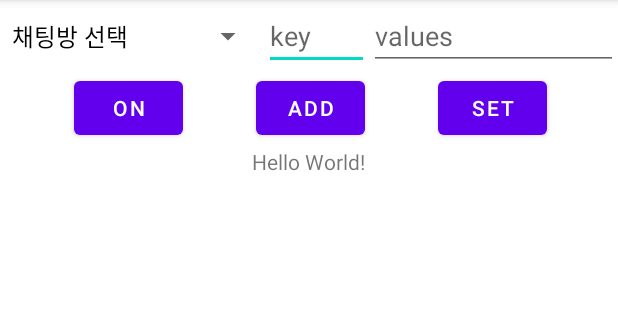
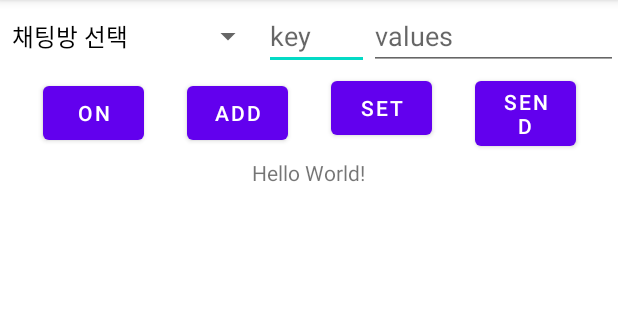
Before and after one commit to tmdduq/notifyreply, an Android app: the screen it shows after launch (MainActivity), on a phone screen of 412 x 824 dp, the part 84-404 px from its top. Run offline under Robolectric (Android 15) with nearby library versions, the phone set to English and light mode, and no system bars.

Commit message:
add Upbit

```diff
--- a/app/src/main/java/com/osy/notifyreply/KeywordMap.java
+++ b/app/src/main/java/com/osy/notifyreply/KeywordMap.java
@@ -1,5 +1,7 @@
 package com.osy.notifyreply;
 
+import android.app.Notification;
+import android.content.Context;
 import android.util.Log;
 import java.util.ArrayList;
 import java.util.HashMap;
@@ -14,6 +16,7 @@ public class KeywordMap<K extends String,V extends String> {
         ArrayList<K> keyList = new ArrayList<K>();
         ArrayList<ArrayList<V>> valuesList = new ArrayList< ArrayList<V> >();
     }
+
 
     KeywordMap put(String room, K key, V values){
         Room curRoom = map.get(room);
--- a/app/src/main/java/com/osy/notifyreply/NotifiService.java
+++ b/app/src/main/java/com/osy/notifyreply/NotifiService.java
@@ -14,6 +14,7 @@ import android.service.notification.StatusBarNotification;
 import android.util.Log;
 
 import com.osy.callapi.ApiKMA;
+import com.osy.utility.LastTalk;
 
 import java.util.Calendar;
 import java.util.Date;
@@ -46,7 +47,6 @@ public class NotifiService extends NotificationListenerService {
 
         for(Notification.Action act : wearableAction){
             if(act.getRemoteInputs() != null && act.getRemoteInputs().length>0){
-
                 replyString(getApplicationContext(), act, sbn.getNotification());
                 stopSelf();
 
@@ -69,6 +69,9 @@ public class NotifiService extends NotificationListenerService {
         intent.putExtra("sender", sender);
         intent.putExtra("message", message);
         sendBroadcast(intent);
+
+        LastTalk lastTalk = new LastTalk(context,act);
+        rs.lt.put(roomName, lastTalk);
 
         String lk = rs.topicChecker.get("subscriptionDailyNews"+roomName);
         if(lk!=null)
--- a/app/src/main/java/com/osy/roledb/RoleDB.java
+++ b/app/src/main/java/com/osy/roledb/RoleDB.java
@@ -17,8 +17,11 @@ import java.util.Random;
 public class RoleDB extends SQLiteOpenHelper {
     final String TAG = "RoleDB";
     String table_containKeyword = "table_containKeyword";
-    String consonantQuiz_lol_skin = "consonantQuiz_lol_skin";
-    String consonantQuiz_lol = "consonantQuiz_lol";
+    public String consonantQuiz_lol_skin = "consonantQuiz_lol_skin";
+    public String consonantQuiz_lol = "consonantQuiz_lol";
+    public String consonantQuiz_Drama = "consonantQuiz_Drama";
+    public String consonantQuiz_Nation = "consonantQuiz_Nation";
+    public String consonantQuiz_Movie = "consonantQuiz_Movie";
     Context context;
     SQLiteDatabase db;
 
@@ -38,11 +41,16 @@ public class RoleDB extends SQLiteOpenHelper {
                 "value varchar(100) not null);";
         db.execSQL(qry);
         initializeContainRole();
+        createConsonantQuiz("consonantGame_LoL2",consonantQuiz_lol_skin);
+        createConsonantQuiz("consonantGame_LoL",consonantQuiz_lol);
+        createConsonantQuiz("consonantGame_Drama",consonantQuiz_Drama);
+        createConsonantQuiz("consonantGame_Nation",consonantQuiz_Nation);
+        createConsonantQuiz("consonantGame_Movie",consonantQuiz_Movie);
     }
 
     @Override
     public void onUpgrade(SQLiteDatabase db, int oldVersion, int newVersion) {
-        db.execSQL("DROP TABLE IF EXISTS " + table_containKeyword);
+        //db.execSQL("DROP TABLE IF EXISTS " + table_containKeyword);
         onCreate(db);
     }
 
@@ -132,6 +140,7 @@ public class RoleDB extends SQLiteOpenHelper {
         return false;
     }
     public void viewConsonantQuizList(String tableName){
+        SQLiteDatabase db = getReadableDatabase();
         String checkValues = "select * from "+ tableName + " order by num asc;";
         Cursor cursor = db.rawQuery(checkValues,null);
         while(cursor.moveToNext()) {
--- a/app/src/main/res/layout/activity_main.xml
+++ b/app/src/main/res/layout/activity_main.xml
@@ -44,7 +44,7 @@
             android:layout_weight="2"
             android:layout_height="match_parent"/>
         <Button
-            android:id="@+id/button1"
+            android:id="@+id/button1_on"
             android:layout_width="wrap_content"
             android:layout_height="wrap_content"
             android:layout_gravity="center"
@@ -56,7 +56,7 @@
             android:layout_weight="2"
             android:layout_height="match_parent"/>
         <Button
-            android:id="@+id/button2"
+            android:id="@+id/button2_add"
             android:layout_width="wrap_content"
             android:layout_height="wrap_content"
             android:layout_weight="0.5"
@@ -68,12 +68,24 @@
             android:layout_weight="2"
             android:layout_height="match_parent"/>
         <Button
-            android:id="@+id/button3"
+            android:id="@+id/button3_set"
             android:layout_width="wrap_content"
             android:layout_height="wrap_content"
             android:layout_weight="0.5"
             android:layout_gravity="right"
             android:text="set" />
+        <View
+            android:layout_width="50pt"
+            android:background="#00000000"
+            android:layout_weight="2"
+            android:layout_height="match_parent"/>
+        <Button
+            android:id="@+id/button4_send"
+            android:layout_width="wrap_content"
+            android:layout_height="wrap_content"
+            android:layout_weight="0.5"
+            android:layout_gravity="right"
+            android:text="send" />
         <View
             android:layout_width="50pt"
             android:background="#00000000"
@@ -86,7 +98,8 @@
         android:background="@color/white"/>
     <ScrollView
         android:layout_width="match_parent"
-        android:layout_height="match_parent">
+        android:layout_height="match_parent"
+        android:id="@+id/scrollView">
         <TextView
             android:layout_width="wrap_content"
             android:layout_height="wrap_content"
```
Also changed, not shown: app/src/main/java/com/osy/notifyreply/MainActivity.java (+88 -11 lines), app/src/main/java/com/osy/notifyreply/ReplyConstraint.java (+26 -15 lines), app/src/main/java/com/osy/utility/LastTalk.java (added, +26 -0 lines), 3 other files.
